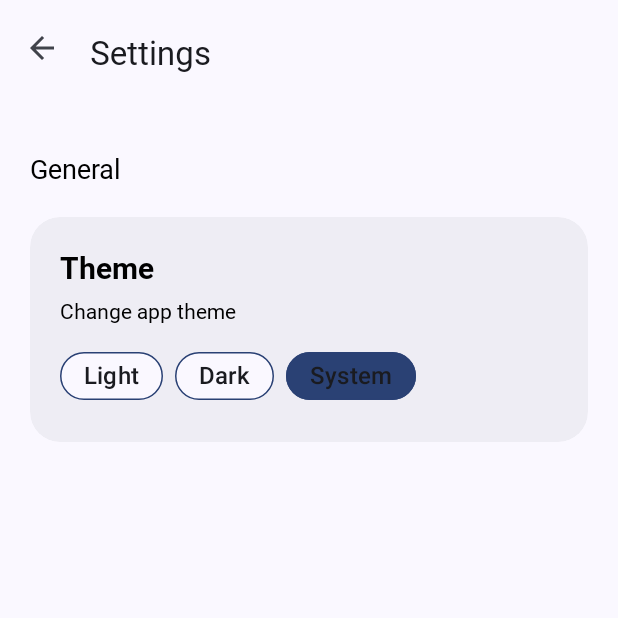
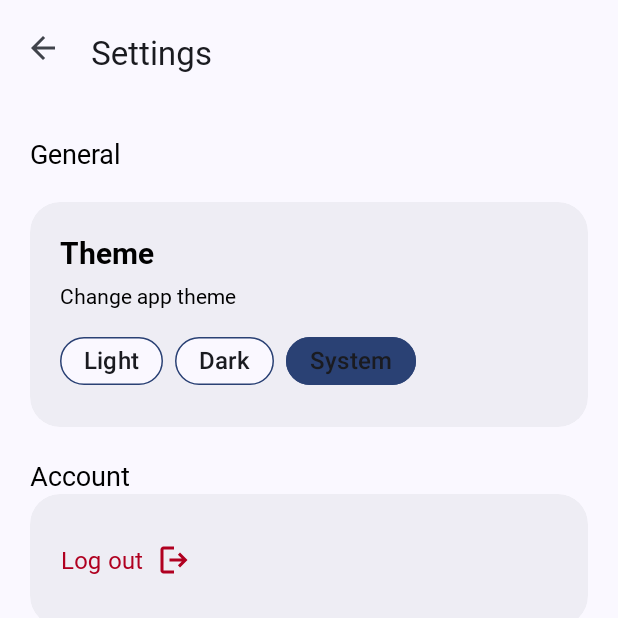
Before and after one commit to JuanArton/Encrypted-Notes, an Android app: the SettingsActivity screen opened directly, with no data from a screen before it, on a phone screen of 412 x 824 dp, the top half of it. Run offline under Robolectric (Android 15) with nearby library versions, the phone set to English and light mode, and no system bars; our stand-ins replace Dagger/Hilt's generated code.

Commit message:
feat: add logout button, fix some font and ui

```diff
--- a/app/src/main/java/com/juanarton/encnotes/core/data/domain/repository/ILocalNotesRepository.kt
+++ b/app/src/main/java/com/juanarton/encnotes/core/data/domain/repository/ILocalNotesRepository.kt
@@ -50,4 +50,6 @@ interface ILocalNotesRepository {
     fun writeFileToDisk(file: File, byteArray: ByteArray): Flow<Pair<Boolean, String>>
 
     fun deleteFileFromDisk(file: File): Boolean
+
+    fun clearSharedPreference()
 }
--- a/app/src/main/java/com/juanarton/encnotes/core/data/domain/usecase/local/LocalNotesRepoImpl.kt
+++ b/app/src/main/java/com/juanarton/encnotes/core/data/domain/usecase/local/LocalNotesRepoImpl.kt
@@ -73,4 +73,7 @@ class LocalNotesRepoImpl @Inject constructor(
 
     override fun deleteFileFromDisk(file: File): Boolean =
         iLocalNotesRepository.deleteFileFromDisk(file)
+
+    override fun clearSharedPreference() =
+        iLocalNotesRepository.clearSharedPreference()
 }
--- a/app/src/main/java/com/juanarton/encnotes/core/data/domain/usecase/local/LocalNotesRepoUseCase.kt
+++ b/app/src/main/java/com/juanarton/encnotes/core/data/domain/usecase/local/LocalNotesRepoUseCase.kt
@@ -54,4 +54,6 @@ interface LocalNotesRepoUseCase {
     fun writeFileToDisk(file: File, byteArray: ByteArray): Flow<Pair<Boolean, String>>
 
     fun deleteFileFromDisk(file: File): Boolean
+
+    fun clearSharedPreference()
 }
--- a/app/src/main/java/com/juanarton/encnotes/core/data/repository/LocalNotesRepository.kt
+++ b/app/src/main/java/com/juanarton/encnotes/core/data/repository/LocalNotesRepository.kt
@@ -178,4 +178,10 @@ class LocalNotesRepository @Inject constructor(
 
     override fun deleteFileFromDisk(file: File): Boolean =
         attachmentLocalDataSource.deleteFileFromDisk(file)
+
+    override fun clearSharedPreference() {
+        CoroutineScope(Dispatchers.IO).launch {
+            sharedPrefDataSource.clearSharedPreference()
+        }
+    }
 }
--- a/app/src/main/java/com/juanarton/encnotes/core/data/source/local/SharedPrefDataSource.kt
+++ b/app/src/main/java/com/juanarton/encnotes/core/data/source/local/SharedPrefDataSource.kt
@@ -60,4 +60,6 @@ class SharedPrefDataSource @Inject constructor(
         sharedPreferences.edit().putString(CIPHER_KEY, cipherKey).commit()
 
     fun getCipherKey() = sharedPreferences.getString(CIPHER_KEY, null)
+
+    fun clearSharedPreference() = sharedPreferences.edit().clear().apply()
 }
--- a/app/src/main/java/com/juanarton/encnotes/di/DatabaseModule.kt
+++ b/app/src/main/java/com/juanarton/encnotes/di/DatabaseModule.kt
@@ -21,6 +21,7 @@ class DatabaseModule {
     companion object {
         const val FILE_NAME = "DB_KEY"
         const val KEY_NAME = "DB_KEY"
+        const val DB_NAME = "notesapp.db"
     }
 
     @Provides
@@ -52,7 +53,7 @@ class DatabaseModule {
 
         return Room.databaseBuilder(
             context,
-            NotesAppDatabase::class.java, "notesapp.db"
+            NotesAppDatabase::class.java, DB_NAME
         ).fallbackToDestructiveMigration().openHelperFactory(factory).build()
     }
 
--- a/app/src/main/java/com/juanarton/encnotes/ui/activity/settings/SettingsActivity.kt
+++ b/app/src/main/java/com/juanarton/encnotes/ui/activity/settings/SettingsActivity.kt
@@ -1,5 +1,6 @@
 package com.juanarton.encnotes.ui.activity.settings
 
+import android.content.Intent
 import android.os.Bundle
 import android.view.MenuItem
 import androidx.activity.enableEdgeToEdge
@@ -10,7 +11,10 @@ import androidx.core.app.ActivityCompat
 import androidx.core.view.ViewCompat
 import androidx.core.view.WindowInsetsCompat
 import com.juanarton.encnotes.R
+import com.juanarton.encnotes.core.data.source.local.SharedPrefDataSource.Companion.FILE_NAME
 import com.juanarton.encnotes.databinding.ActivitySettingsBinding
+import com.juanarton.encnotes.di.DatabaseModule.Companion.DB_NAME
+import com.juanarton.encnotes.ui.activity.login.LoginActivity
 import com.juanarton.encnotes.ui.activity.settings.SettingsViewModel.Companion.DARK
 import com.juanarton.encnotes.ui.activity.settings.SettingsViewModel.Companion.LIGHT
 import com.juanarton.encnotes.ui.activity.settings.SettingsViewModel.Companion.SYSTEM
@@ -71,6 +75,17 @@ class SettingsActivity : AppCompatActivity() {
                     }
                 }
             }
+
+            btLogout.setOnClickListener {
+                settingsViewModel.clearSharedPreferences()
+                this@SettingsActivity.deleteSharedPreferences(FILE_NAME)
+                this@SettingsActivity.deleteDatabase(DB_NAME)
+                this@SettingsActivity.filesDir.deleteRecursively()
+                this@SettingsActivity.cacheDir.deleteRecursively()
+                val intent = Intent(this@SettingsActivity, LoginActivity::class.java)
+                intent.flags = Intent.FLAG_ACTIVITY_CLEAR_TASK or Intent.FLAG_ACTIVITY_NEW_TASK
+                startActivity(intent)
+            }
         }
     }
 
--- a/app/src/main/java/com/juanarton/encnotes/ui/activity/settings/SettingsViewModel.kt
+++ b/app/src/main/java/com/juanarton/encnotes/ui/activity/settings/SettingsViewModel.kt
@@ -2,11 +2,14 @@ package com.juanarton.encnotes.ui.activity.settings
 
 import android.content.SharedPreferences
 import androidx.lifecycle.ViewModel
+import com.juanarton.encnotes.core.data.domain.usecase.local.LocalNotesRepoUseCase
 import dagger.hilt.android.lifecycle.HiltViewModel
 import javax.inject.Inject
 
 @HiltViewModel
-class SettingsViewModel @Inject constructor() : ViewModel() {
+class SettingsViewModel @Inject constructor(
+    val localNotesRepoUseCase: LocalNotesRepoUseCase
+) : ViewModel() {
 
     companion object {
         const val THEME = "THEME"
@@ -23,4 +26,8 @@ class SettingsViewModel @Inject constructor() : ViewModel() {
     fun getTheme(sPref: SharedPreferences): String? {
         return sPref.getString(THEME, SYSTEM)
     }
+
+    fun clearSharedPreferences() {
+        localNotesRepoUseCase.clearSharedPreference()
+    }
 }
--- /dev/null
+++ b/app/src/main/res/drawable/logout.xml
@@ -0,0 +1,9 @@
+<vector xmlns:android="http://schemas.android.com/apk/res/android"
+    android:width="24dp"
+    android:height="24dp"
+    android:viewportWidth="960"
+    android:viewportHeight="960">
+  <path
+      android:pathData="M200,840q-33,0 -56.5,-23.5T120,760v-560q0,-33 23.5,-56.5T200,120h280v80L200,200v560h280v80L200,840ZM640,680 L585,622 687,520L360,520v-80h327L585,338l55,-58 200,200 -200,200Z"
+      android:fillColor="@color/design_default_color_error"/>
+</vector>
--- a/app/src/main/res/font/custom_font.xml
+++ b/app/src/main/res/font/custom_font.xml
@@ -4,30 +4,18 @@
 
     <!-- regular -->
     <font
-        android:font="@font/robotoregular"
-        android:fontStyle="normal"
-        android:fontWeight="500"
-
         app:font="@font/robotoregular"
         app:fontStyle="normal"
-        app:fontWeight="500" />
+        app:fontWeight="400" />
 
     <!-- italic -->
     <font
-        android:font="@font/robotoitalic"
-        android:fontStyle="italic"
-        android:fontWeight="500"
-
         app:font="@font/robotoitalic"
         app:fontStyle="italic"
-        app:fontWeight="500" />
+        app:fontWeight="400" />
 
     <!-- bold -->
     <font
-        android:font="@font/robotobold"
-        android:fontStyle="normal"
-        android:fontWeight="600"
-
         app:font="@font/robotobold"
         app:fontStyle="normal"
         app:fontWeight="600" />
--- a/app/src/main/res/font/default_font.xml
+++ b/app/src/main/res/font/default_font.xml
@@ -4,30 +4,18 @@
 
     <!-- regular -->
     <font
-        android:font="@font/robotoregular"
-        android:fontStyle="normal"
-        android:fontWeight="200"
-
         app:font="@font/robotoregular"
         app:fontStyle="normal"
-        app:fontWeight="200" />
+        app:fontWeight="100" />
 
     <!-- italic -->
     <font
-        android:font="@font/robotoitalic"
-        android:fontStyle="italic"
-        android:fontWeight="200"
-
         app:font="@font/robotoitalic"
         app:fontStyle="italic"
-        app:fontWeight="200" />
+        app:fontWeight="100" />
 
     <!-- bold -->
     <font
-        android:font="@font/robotobold"
-        android:fontStyle="normal"
-        android:fontWeight="700"
-
         app:font="@font/robotobold"
         app:fontStyle="normal"
         app:fontWeight="700" />
--- a/app/src/main/res/layout/activity_main.xml
+++ b/app/src/main/res/layout/activity_main.xml
@@ -27,8 +27,6 @@
         android:layout_width="match_parent"
         android:layout_height="wrap_content"
         android:background="@null"
-        android:elevation="1dp"
-        app:elevation="1dp"
         app:liftOnScrollColor="?attr/liftOnScrollColor">
 
         <com.google.android.material.appbar.MaterialToolbar
--- a/app/src/main/res/layout/activity_note.xml
+++ b/app/src/main/res/layout/activity_note.xml
@@ -82,7 +82,7 @@
                 android:hint="@string/note"
                 android:layout_marginEnd="20dp"
                 android:layout_marginStart="20dp"
-                android:layout_marginTop="5dp"
+                android:layout_marginTop="10dp"
                 android:layout_marginBottom="20dp"
                 android:inputType="textCapSentences|textMultiLine"
                 android:nestedScrollingEnabled="true"
--- a/app/src/main/res/layout/activity_settings.xml
+++ b/app/src/main/res/layout/activity_settings.xml
@@ -1,19 +1,26 @@
 <?xml version="1.0" encoding="utf-8"?>
-<androidx.coordinatorlayout.widget.CoordinatorLayout xmlns:android="http://schemas.android.com/apk/res/android"
+<ScrollView xmlns:android="http://schemas.android.com/apk/res/android"
     xmlns:app="http://schemas.android.com/apk/res-auto"
     xmlns:tools="http://schemas.android.com/tools"
     android:id="@+id/main"
     android:layout_width="match_parent"
-    android:layout_height="match_parent"
+    android:layout_height="wrap_content"
     tools:context=".ui.activity.settings.SettingsActivity">
+
+    <androidx.constraintlayout.widget.ConstraintLayout
+        android:layout_width="match_parent"
+        android:layout_height="wrap_content"
+        android:paddingLeft="20dp"
+        android:paddingRight="20dp"
+        android:paddingBottom="20dp">
 
         <com.google.android.material.appbar.AppBarLayout
             android:id="@+id/appBarLayout"
             android:layout_width="match_parent"
             android:layout_height="wrap_content"
             android:background="@null"
-        android:elevation="1dp"
-        app:elevation="1dp"
+            android:layout_marginStart="-20dp"
+            android:layout_marginEnd="-20dp"
             app:layout_constraintEnd_toEndOf="parent"
             app:layout_constraintStart_toStartOf="parent"
             app:layout_constraintTop_toTopOf="parent"
@@ -31,14 +38,6 @@
             </com.google.android.material.appbar.MaterialToolbar>
         </com.google.android.material.appbar.AppBarLayout>
 
-    <androidx.constraintlayout.widget.ConstraintLayout
-        android:layout_width="match_parent"
-        android:layout_height="match_parent"
-        android:paddingLeft="20dp"
-        android:paddingRight="20dp"
-        android:paddingBottom="20dp"
-        android:layout_marginTop="100dp">
-
         <TextView
             android:id="@+id/tvGeneral"
             android:layout_width="wrap_content"
@@ -46,21 +45,24 @@
             android:layout_alignParentStart="true"
             android:text="@string/general"
             android:textSize="18sp"
-            app:layout_constraintTop_toTopOf="parent"
-            app:layout_constraintStart_toStartOf="parent"/>
+            android:layout_marginTop="20dp"
+            app:layout_constraintStart_toStartOf="parent"
+            app:layout_constraintTop_toBottomOf="@+id/appBarLayout" />
 
         <com.google.android.material.card.MaterialCardView
+            android:id="@+id/materialCardView"
             android:layout_width="match_parent"
             android:layout_height="wrap_content"
+            android:layout_marginTop="20dp"
             android:layout_weight="1"
             android:clickable="true"
             android:focusable="true"
-            android:layout_marginTop="20dp"
             app:cardBackgroundColor="?attr/cardBackgroundColor"
             app:cardCornerRadius="20dp"
             app:contentPadding="20dp"
             app:layout_constraintTop_toBottomOf="@id/tvGeneral"
-            app:strokeWidth="0dp">
+            app:strokeWidth="0dp"
+            tools:layout_editor_absoluteX="20dp">
 
             <androidx.constraintlayout.widget.ConstraintLayout
                 android:layout_width="match_parent"
@@ -83,10 +85,10 @@
                     android:layout_height="wrap_content"
                     android:layout_alignParentStart="true"
                     android:layout_marginTop="5dp"
-                    android:text="Change app theme"
+                    android:text="@string/change_app_theme"
                     android:textSize="14sp"
-                    app:layout_constraintTop_toBottomOf="@id/tvTheme"
-                    app:layout_constraintStart_toStartOf="parent" />
+                    app:layout_constraintStart_toStartOf="parent"
+                    app:layout_constraintTop_toBottomOf="@id/tvTheme" />
 
                 <com.google.android.material.chip.ChipGroup
                     android:id="@+id/cgThemeSelector"
@@ -136,6 +138,49 @@
                 </com.google.android.material.chip.ChipGroup>
             </androidx.constraintlayout.widget.ConstraintLayout>
         </com.google.android.material.card.MaterialCardView>
+
+        <TextView
+            android:id="@+id/tvAccount"
+            android:layout_width="wrap_content"
+            android:layout_height="wrap_content"
+            android:layout_alignParentStart="true"
+            android:layout_marginTop="20dp"
+            android:text="@string/account"
+            android:textSize="18sp"
+            app:layout_constraintStart_toStartOf="parent"
+            app:layout_constraintTop_toBottomOf="@+id/materialCardView" />
+
+        <com.google.android.material.card.MaterialCardView
+            android:layout_width="match_parent"
+            android:layout_height="wrap_content"
+            android:layout_weight="1"
+            android:clickable="true"
+            android:focusable="true"
+            app:cardBackgroundColor="?attr/cardBackgroundColor"
+            app:cardCornerRadius="20dp"
+            app:contentPadding="20dp"
+            app:layout_constraintTop_toBottomOf="@+id/tvAccount"
+            app:strokeWidth="0dp"
+            tools:layout_editor_absoluteX="20dp">
+
+            <androidx.constraintlayout.widget.ConstraintLayout
+                android:layout_width="match_parent"
+                android:layout_height="match_parent">
+
+                <Button
+                    android:id="@+id/btLogout"
+                    android:layout_width="wrap_content"
+                    android:layout_height="wrap_content"
+                    android:backgroundTint="@android:color/transparent"
+                    android:drawableEnd="@drawable/logout"
+                    android:text="@string/log_out"
+                    android:textColor="@color/design_default_color_error"
+                    android:padding="0dp"
+                    android:gravity="center"
+                    app:layout_constraintBottom_toBottomOf="parent"
+                    app:layout_constraintStart_toStartOf="parent"
+                    app:layout_constraintTop_toTopOf="parent" />
             </androidx.constraintlayout.widget.ConstraintLayout>
-
-</androidx.coordinatorlayout.widget.CoordinatorLayout>
+        </com.google.android.material.card.MaterialCardView>
+    </androidx.constraintlayout.widget.ConstraintLayout>
+</ScrollView>
--- a/app/src/main/res/layout/note_item_view.xml
+++ b/app/src/main/res/layout/note_item_view.xml
@@ -62,14 +62,13 @@
                     android:layout_height="wrap_content"
                     android:fontFamily="@font/custom_font"
                     android:hint="@string/notes_title"
-                    android:textSize="18sp"
-                    android:textStyle="bold" />
+                    android:textSize="18sp" />
 
                 <TextView
                     android:id="@+id/tvNotesContent"
                     android:layout_width="wrap_content"
                     android:layout_height="wrap_content"
-                    android:layout_marginTop="20dp"
+                    android:layout_marginTop="10dp"
                     android:fontFamily="@font/custom_font"
                     android:hint="@string/notes_content"
                     android:maxLines="10"
--- a/app/src/main/res/values-night/colors.xml
+++ b/app/src/main/res/values-night/colors.xml
@@ -1,6 +1,6 @@
 <?xml version="1.0" encoding="utf-8"?>
 <resources>
     <color name="outlineColor">#43372f</color>
-    <color name="textColor">#d0c1b9</color>
+    <color name="textColor">#d2c3ba</color>
     <color name="imageBackground">#000000</color>
 </resources>
--- a/app/src/main/res/values/strings.xml
+++ b/app/src/main/res/values/strings.xml
@@ -73,4 +73,7 @@
     <string name="dark">Dark</string>
     <string name="system">System</string>
     <string name="settings">Settings</string>
+    <string name="log_out">Log out</string>
+    <string name="change_app_theme">Change app theme</string>
+    <string name="account">Account</string>
 </resources>
```
Lines whose indentation alone changed are shown as unchanged.
